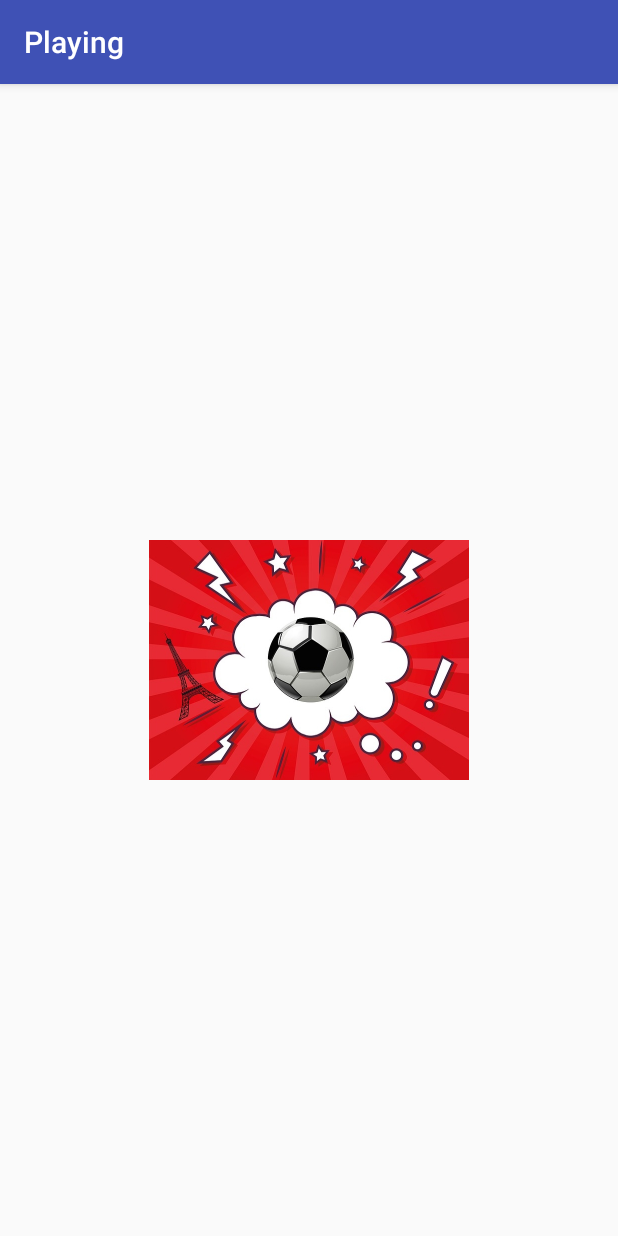
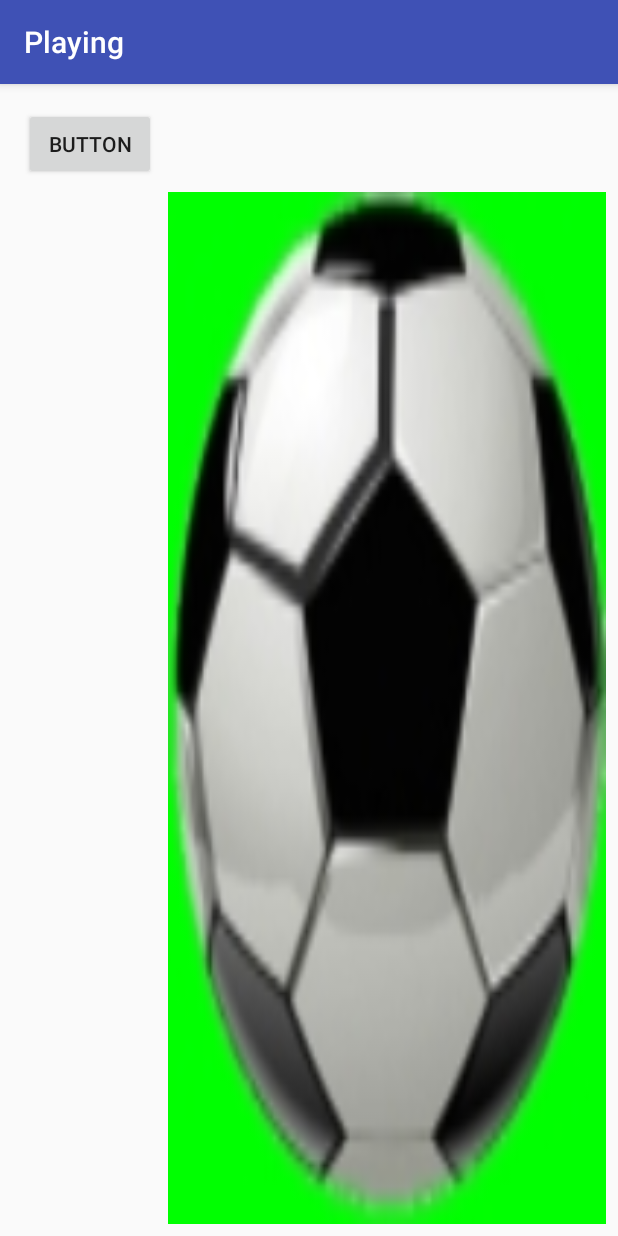
Before and after one commit to morvai577/Playing2, an Android app: the screen it shows after launch (MainActivity), on a phone screen of 412 x 824 dp. Run offline under Robolectric (Android 15) with nearby library versions, the phone set to English and light mode, and no system bars.

Commit message:
Added button and moved the image around

```diff
--- a/app/src/main/res/layout/activity_main.xml
+++ b/app/src/main/res/layout/activity_main.xml
@@ -10,16 +10,26 @@
 
     <ImageView
         android:id="@+id/imageView2"
+        android:layout_width="0dp"
+        android:layout_height="0dp"
+        android:layout_marginBottom="8dp"
+        android:layout_marginLeft="8dp"
+        android:layout_marginRight="8dp"
+        android:scaleType="fitXY"
+        app:layout_constraintBottom_toBottomOf="parent"
+        app:layout_constraintLeft_toRightOf="@+id/button"
+        app:layout_constraintRight_toRightOf="parent"
+        app:srcCompat="@drawable/ball_100x100"
+        android:layout_marginTop="8dp"
+        app:layout_constraintTop_toBottomOf="@+id/button" />
+
+    <Button
+        android:id="@+id/button"
         android:layout_width="wrap_content"
-        android:layout_height="160dp"
-        android:scaleType="centerInside"
-        app:srcCompat="@drawable/ball_640x480"
-        android:layout_marginLeft="8dp"
+        android:layout_height="wrap_content"
+        android:text="Button"
+        android:layout_marginLeft="16dp"
         app:layout_constraintLeft_toLeftOf="parent"
-        android:layout_marginRight="8dp"
-        app:layout_constraintRight_toRightOf="parent"
         app:layout_constraintTop_toTopOf="parent"
-        android:layout_marginTop="16dp"
-        app:layout_constraintBottom_toBottomOf="parent"
-        android:layout_marginBottom="16dp" />
+        android:layout_marginTop="16dp" />
 </android.support.constraint.ConstraintLayout>
```
